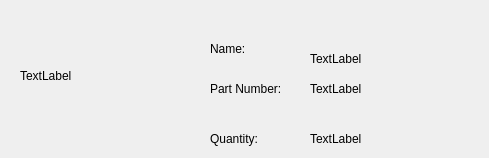
First picture: the form in app/layout/ViewItemDialog.ui, repository saul-escobedo/Electronics_Inventory, before the edit.
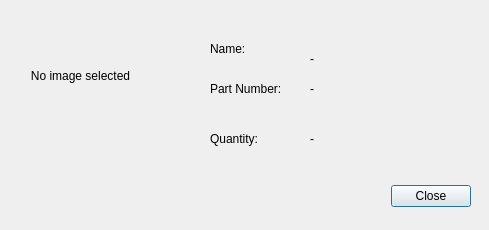
Second picture: the form after the edit.

Commit message: Complete add/edit/view dialog UI and main-window wiring

The edit to the form file:
```diff
--- a/app/layout/ViewItemDialog.ui
+++ b/app/layout/ViewItemDialog.ui
@@ -7,7 +7,7 @@
     <x>0</x>
     <y>0</y>
     <width>489</width>
-    <height>158</height>
+    <height>230</height>
    </rect>
   </property>
   <property name="windowTitle">
@@ -16,14 +16,14 @@
   <widget class="QDialogButtonBox" name="buttonBox">
    <property name="geometry">
     <rect>
-     <x>130</x>
-     <y>400</y>
-     <width>341</width>
+         <x>310</x>
+         <y>180</y>
+         <width>161</width>
      <height>32</height>
     </rect>
    </property>
    <property name="standardButtons">
-    <set>QDialogButtonBox::NoButton</set>
+        <set>QDialogButtonBox::StandardButton::Close</set>
    </property>
   </widget>
   <widget class="QLabel" name="Image_Label">
@@ -36,7 +36,10 @@
     </rect>
    </property>
    <property name="text">
-    <string>TextLabel</string>
+    <string>No image selected</string>
+   </property>
+   <property name="alignment">
+    <set>Qt::AlignCenter</set>
    </property>
   </widget>
   <widget class="QLabel" name="Name_Label">
@@ -49,7 +52,7 @@
     </rect>
    </property>
    <property name="text">
-    <string>TextLabel</string>
+    <string>-</string>
    </property>
   </widget>
   <widget class="QLabel" name="Part_Number_Label">
@@ -62,7 +65,7 @@
     </rect>
    </property>
    <property name="text">
-    <string>TextLabel</string>
+    <string>-</string>
    </property>
   </widget>
   <widget class="QLabel" name="Quantity_Label">
@@ -75,7 +78,7 @@
     </rect>
    </property>
    <property name="text">
-    <string>TextLabel</string>
+    <string>-</string>
    </property>
   </widget>
   <widget class="QLabel" name="name">
```
Left out of the diff: 2 changed lines with no effect on the pictures. The commit also changes 11 other files.
